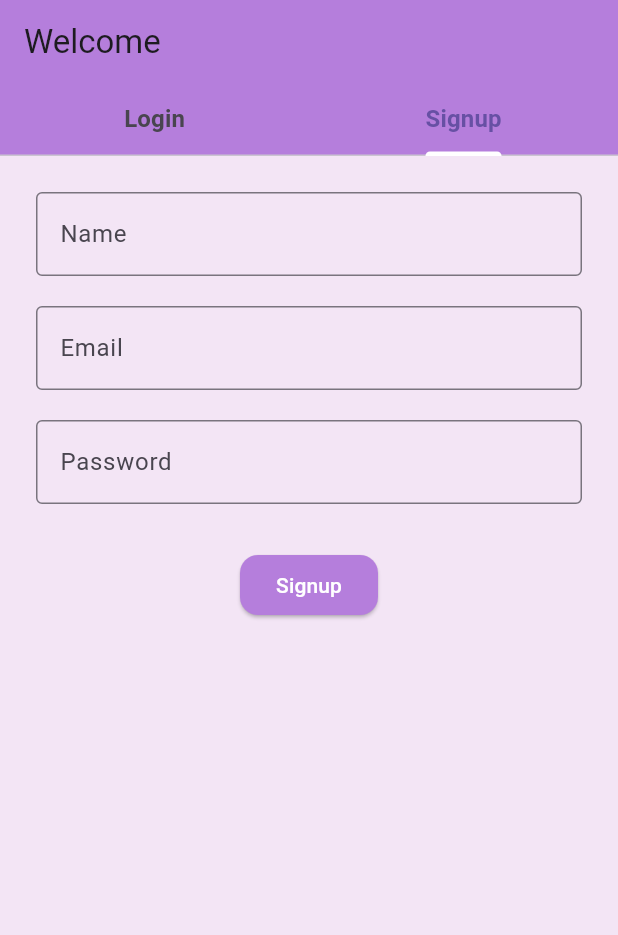
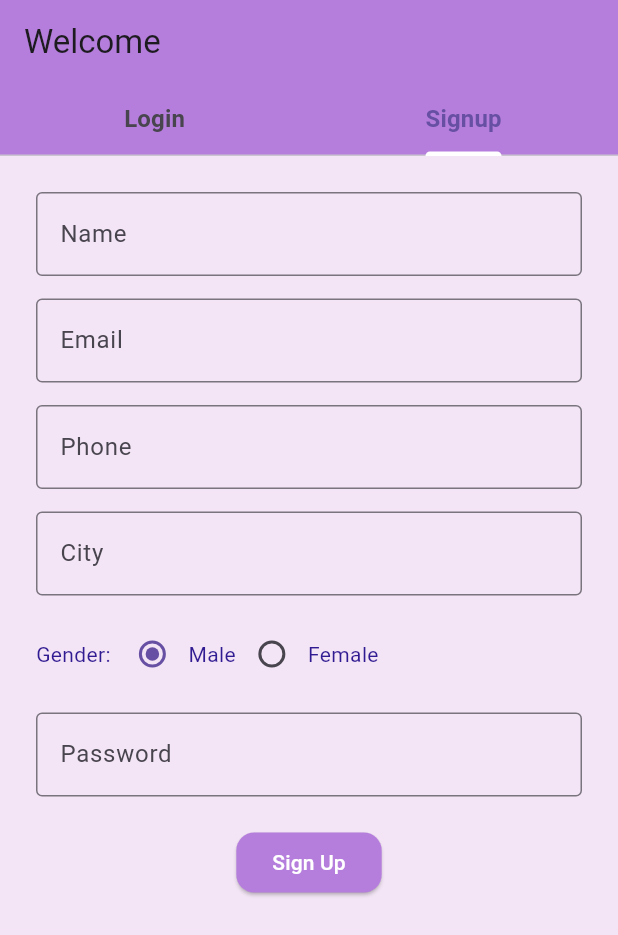
Before and after one commit to tarunpayup/lavender, a Flutter app: the screen it shows after launch, tab 2 chosen, on a phone screen of 412 x 824 dp. Shown: the top 935 px of the screen. Run offline on Flutter 3.47's test engine with Material 3 defaults, Android fonts, the light colour scheme and no system bars.

Commit message:
"New Commit 14 June 2024"

```diff
--- a/lib/signup.dart
+++ b/lib/signup.dart
@@ -1,24 +1,118 @@
+import 'package:flutter/material.dart';
+import 'package:http/http.dart' as http;
+import 'dart:convert';
 
-import 'package:flutter/material.dart';
+class SignupTab extends StatefulWidget {
+  @override
+  _SignupTabState createState() => _SignupTabState();
+}
 
-class SignupTab extends StatelessWidget{
+class _SignupTabState extends State<SignupTab> {
+  final nameController = TextEditingController();
+  final emailController = TextEditingController();
+  final phoneController = TextEditingController();
+  final cityController = TextEditingController();
+  final passwordController = TextEditingController();
+  String gender = "Male";
+
+  Future<void> signupUser() async {
+    try {
+      final response = await http.post(
+        Uri.parse("https://www.tarunbansal.co.in/android/flutter/signup.php"),
+        body: {
+          "name": nameController.text.trim(),
+          "email": emailController.text.trim(),
+          "phone": phoneController.text.trim(),
+          "city": cityController.text.trim(),
+          "gender": gender,
+          "password": passwordController.text.trim(),
+        },
+      );
+
+      final body = jsonDecode(response.body);
+
+      if (body['status'] == 'success') {
+        ScaffoldMessenger.of(context).showSnackBar(
+          SnackBar(content: Text("Signup Successful")),
+        );
+      } else {
+        ScaffoldMessenger.of(context).showSnackBar(
+          SnackBar(content: Text(body['message'] ?? "Signup Failed")),
+        );
+      }
+    } catch (e) {
+      ScaffoldMessenger.of(context).showSnackBar(
+        SnackBar(content: Text("Network Error")),
+      );
+    }
+  }
+
   @override
   Widget build(BuildContext context) {
-    // TODO: implement build
     return Scaffold(
-      body: Padding(padding: EdgeInsets.all(24),
-      child: Column(
-        children: [
-          TextField(decoration: InputDecoration(labelText: "Name",border: OutlineInputBorder()),),
-          SizedBox(height: 20,),
-          TextField(decoration: InputDecoration(labelText: "Email",border: OutlineInputBorder()),),
-          SizedBox(height: 20,),
-          TextField(decoration: InputDecoration(labelText: "Password",border: OutlineInputBorder()), obscureText: true,),
-          SizedBox(height: 30,),
-          ElevatedButton(onPressed: (){}, child: Text("Signup"))
-        ],
-      ),
-
+      body: SingleChildScrollView(
+        padding: EdgeInsets.all(24),
+        child: Column(
+          children: [
+            TextField(
+              controller: nameController,
+              decoration: InputDecoration(labelText: "Name", border: OutlineInputBorder()),
+            ),
+            SizedBox(height: 15),
+            TextField(
+              controller: emailController,
+              decoration: InputDecoration(labelText: "Email", border: OutlineInputBorder()),
+            ),
+            SizedBox(height: 15),
+            TextField(
+              controller: phoneController,
+              decoration: InputDecoration(labelText: "Phone", border: OutlineInputBorder()),
+              keyboardType: TextInputType.phone,
+            ),
+            SizedBox(height: 15),
+            TextField(
+              controller: cityController,
+              decoration: InputDecoration(labelText: "City", border: OutlineInputBorder()),
+            ),
+            SizedBox(height: 15),
+            Row(
+              children: [
+                Text("Gender: "),
+                Radio(
+                  value: "Male",
+                  groupValue: gender,
+                  onChanged: (value) {
+                    setState(() {
+                      gender = value!;
+                    });
+                  },
+                ),
+                Text("Male"),
+                Radio(
+                  value: "Female",
+                  groupValue: gender,
+                  onChanged: (value) {
+                    setState(() {
+                      gender = value!;
+                    });
+                  },
+                ),
+                Text("Female"),
+              ],
+            ),
+            SizedBox(height: 15),
+            TextField(
+              controller: passwordController,
+              decoration: InputDecoration(labelText: "Password", border: OutlineInputBorder()),
+              obscureText: true,
+            ),
+            SizedBox(height: 20),
+            ElevatedButton(
+              onPressed: signupUser,
+              child: Text("Sign Up"),
+            ),
+          ],
+        ),
       ),
     );
   }
```
Also changed, not shown: lib/login.dart (+47 -28 lines).
